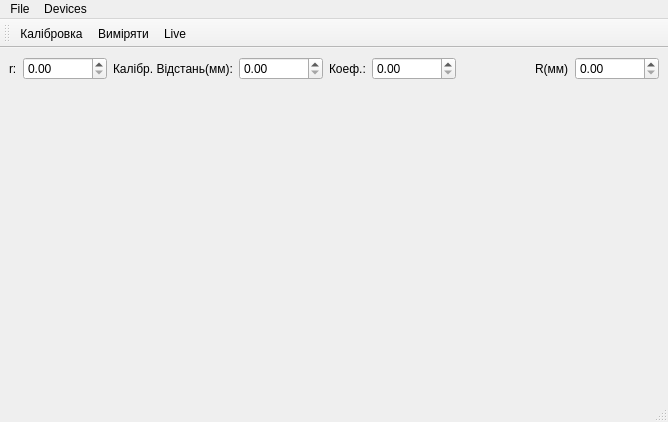
First picture: the form in camera.ui, repository xkronosua/QFaraCam, before the edit.
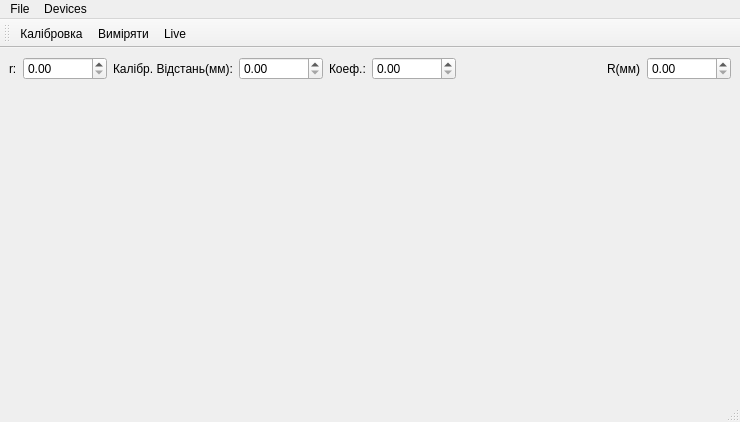
Second picture: the form after the edit. Icons and pictures are not drawn. Custom widgets are drawn as their Qt base class.

```diff
--- a/camera.ui
+++ b/camera.ui
@@ -6,7 +6,7 @@
    <rect>
     <x>0</x>
     <y>0</y>
-    <width>668</width>
+    <width>740</width>
     <height>422</height>
    </rect>
   </property>
@@ -204,8 +204,8 @@
     <rect>
      <x>0</x>
      <y>0</y>
-     <width>668</width>
-     <height>29</height>
+     <width>740</width>
+     <height>20</height>
     </rect>
    </property>
    <widget class="QMenu" name="menuFile">
```
Left out of the diff: 44 changed lines with no effect on the pictures.
